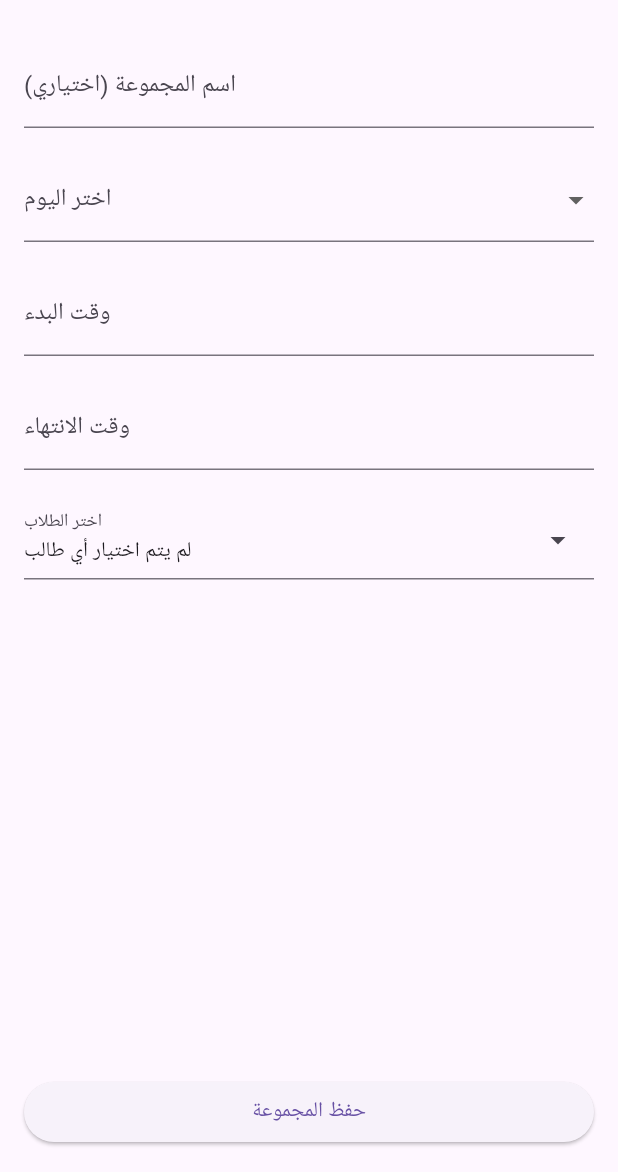
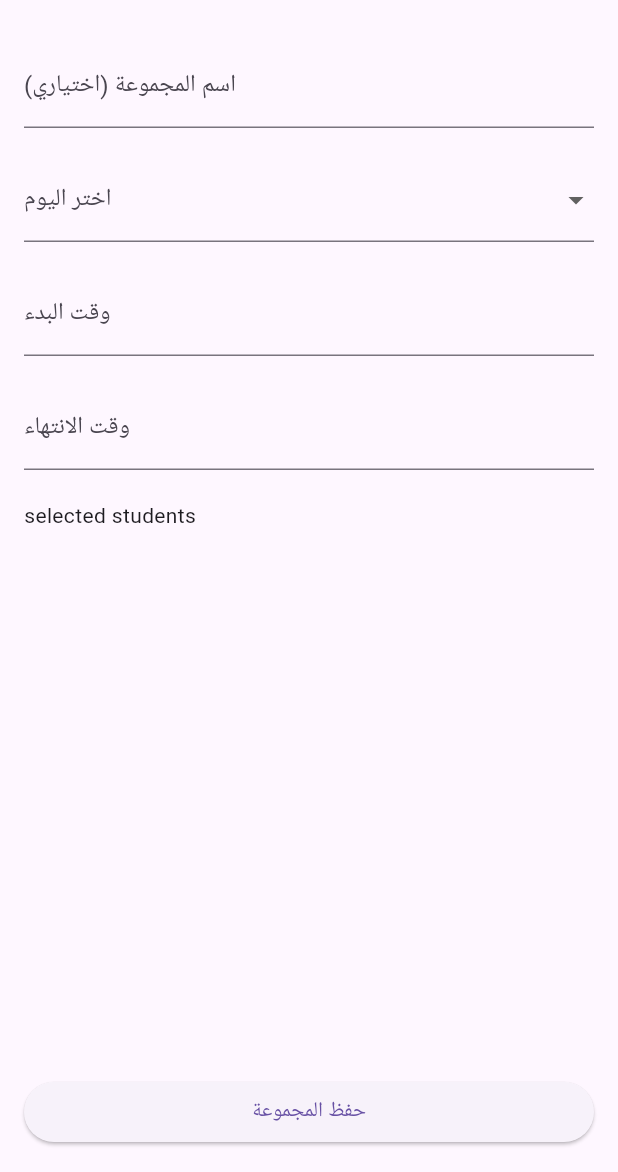
Before and after one commit to AbdoAi2025/app-Teacher, a Flutter app: the screen it shows after launch, after a tap on the "add" icon, on a phone screen of 412 x 824 dp, the part 64-1236 px from its top. Run offline on Flutter 3.47's test engine with Material 3 defaults, Android fonts, the phone set to English and light mode, and no system bars; our stand-ins replace dio, equatable, flutter_bloc, hive, hive_flutter; missing offline and left inert: talker_dio_logger; accounts and stored records are empty; network calls fail; statements that could not run were skipped.

Commit message:
commit student selection bottom sheet

```diff
--- /dev/null
+++ b/lib/bloc/students_selection/students_selection_bloc.dart
@@ -0,0 +1,62 @@
+import 'package:flutter_bloc/flutter_bloc.dart';
+import 'package:teacher_app/bloc/students_selection/students_selection_event.dart';
+import 'package:teacher_app/bloc/students_selection/students_selection_state.dart';
+import 'package:teacher_app/domain/students/add_student_use_case.dart';
+import 'package:teacher_app/domain/students/get_my_students_list_use_case.dart';
+import 'package:teacher_app/models/student_selection_model.dart';
+import 'package:teacher_app/requests/get_my_students_request.dart';
+
+class StudentsSelectionBloc
+    extends Bloc<StudentsSelectionEvent, StudentsSelectionState> {
+
+  List<StudentSelectionModel> students = [];
+
+  final AddStudentUseCase addStudentUseCase = AddStudentUseCase();
+
+  final GetMyStudentsListUseCase getMyStudentsListUseCase =
+      GetMyStudentsListUseCase();
+
+  StudentsSelectionBloc() : super(StudentsLoading()) {
+    on<LoadStudentsEvent>(_onLoadStudents);
+    on<StudentsSelectedEvent>(_onStudentsSelectedEvent);
+  }
+
+  _onStudentsSelectedEvent(StudentsSelectedEvent event, Emitter<StudentsSelectionState> emit) {
+    print("_onStudentsSelectedEvent event:${event.students.length}");
+    emit(SelectedStudents(event.students));
+  }
+
+  Future<void> _onLoadStudents(
+      LoadStudentsEvent event, Emitter<StudentsSelectionState> emit) async {
+
+    if(students.isNotEmpty ){
+      emit(StudentsLoaded(students));
+      return;
+    }
+
+    emit(StudentsLoading());
+
+    var result = GetMyStudentsRequest(hasGroups: false);
+    final studentsResult = await getMyStudentsListUseCase.execute(result);
+
+    if (studentsResult.isSuccess) {
+      var students = studentsResult.data
+              ?.map(
+                (e) => StudentSelectionModel(
+                    studentId: e.studentId ?? "",
+                    studentName: e.studentName ?? "",
+                    isSelected: false
+                ),
+              )
+              .toList() ??
+          List.empty();
+
+      this.students = students;
+      emit(StudentsLoaded(students));
+      return;
+    }
+    if (studentsResult.isError) {
+      emit(StudentsError(studentsResult.error?.toString() ?? ""));
+    }
+  }
+}
--- /dev/null
+++ b/lib/bloc/students_selection/students_selection_event.dart
@@ -0,0 +1,11 @@
+import 'package:teacher_app/models/student_selection_model.dart';
+
+
+abstract class StudentsSelectionEvent {}
+
+class LoadStudentsEvent extends StudentsSelectionEvent {}
+
+class StudentsSelectedEvent extends StudentsSelectionEvent {
+  final List<StudentSelectionModel> students;
+  StudentsSelectedEvent(this.students);
+}
--- /dev/null
+++ b/lib/bloc/students_selection/students_selection_state.dart
@@ -0,0 +1,24 @@
+import 'package:teacher_app/models/student_selection_model.dart';
+
+import '../../models/student.dart';
+
+abstract class StudentsSelectionState {}
+
+
+class StudentsLoading extends StudentsSelectionState {}
+
+class StudentsLoaded extends StudentsSelectionState {
+  final List<StudentSelectionModel> students;
+  StudentsLoaded(this.students);
+}
+
+
+class SelectedStudents extends StudentsSelectionState {
+  final List<StudentSelectionModel> students;
+  SelectedStudents(this.students);
+}
+
+class StudentsError extends StudentsSelectionState {
+  final String message;
+  StudentsError(this.message);
+}
--- a/lib/main.dart
+++ b/lib/main.dart
@@ -67,6 +67,7 @@ import 'package:flutter/material.dart';
 import 'package:flutter_bloc/flutter_bloc.dart';
 import 'package:hive_flutter/hive_flutter.dart';
 import 'package:dio/dio.dart';
+import 'package:teacher_app/bloc/students_selection/students_selection_bloc.dart';
 import 'package:teacher_app/navigation/app_routes_screens.dart';
 import 'package:teacher_app/screens/add_teacher_screen.dart';
 import 'package:teacher_app/screens/signup_screen.dart';
@@ -123,6 +124,12 @@ class MyApp extends StatelessWidget {
         BlocProvider(
           create: (context) => GroupsBloc()..add(LoadGroupsEvent()),
         ),
+
+        BlocProvider(
+          create: (context) => StudentsSelectionBloc(),
+        ),
+
+
       ],
       child: MaterialApp(
         debugShowCheckedModeBanner: false,
--- /dev/null
+++ b/lib/models/student_selection_model.dart
@@ -0,0 +1,10 @@
+class StudentSelectionModel {
+  final String studentId;
+  final String studentName;
+  late bool isSelected;
+
+  StudentSelectionModel(
+      {required this.studentId,
+      required this.studentName,
+      required this.isSelected});
+}
--- a/lib/screens/create_group_screen.dart
+++ b/lib/screens/create_group_screen.dart
@@ -128,7 +128,6 @@ class _CreateGroupScreenState extends State<CreateGroupScreen> {
   }
 }
 */
-
 
 /*import 'package:flutter/material.dart';
 import 'package:flutter_bloc/flutter_bloc.dart';
@@ -320,19 +319,23 @@ class _CreateGroupScreenState extends State<CreateGroupScreen> {
 }
 */
 
-
-
 import 'package:flutter/material.dart';
 import 'package:flutter_bloc/flutter_bloc.dart';
 import 'package:teacher_app/apimodels/student_list_item_api_model.dart';
+import 'package:teacher_app/bloc/students_selection/students_selection_bloc.dart';
+import 'package:teacher_app/bloc/students_selection/students_selection_event.dart';
+import 'package:teacher_app/bloc/students_selection/students_selection_state.dart';
 import 'package:teacher_app/domain/students/get_my_students_list_use_case.dart';
 import 'package:teacher_app/requests/get_my_students_request.dart';
+import 'package:teacher_app/widgets/student_list_selection_widget.dart';
 import '../bloc/groups/groups_bloc.dart';
 import '../bloc/groups/groups_event.dart';
 import '../models/group.dart';
 import '../models/student.dart';
 
 class CreateGroupScreen extends StatefulWidget {
+  const CreateGroupScreen({super.key});
+
   @override
   _CreateGroupScreenState createState() => _CreateGroupScreenState();
 }
@@ -342,6 +345,9 @@ class _CreateGroupScreenState extends State<CreateGroupScreen> {
   final TextEditingController _timeFromController = TextEditingController();
   final TextEditingController _timeToController = TextEditingController();
 
+  late StudentsSelectionBloc studentsSelectionBloc =
+  BlocProvider.of<StudentsSelectionBloc>(context);
+
   int? _selectedDay;
   List<Student> studentsList = [];
   List<Student> selectedStudents = [];
@@ -350,16 +356,9 @@ class _CreateGroupScreenState extends State<CreateGroupScreen> {
   @override
   void initState() {
     super.initState();
-
-    // تحميل قائمة الطلاب
-    GetMyStudentsListUseCase().execute(GetMyStudentsRequest()).then((value) {
-      setState(() {
-        studentsList = value.data?.map((s) => Student.fromJson(s.toJson())).toList() ?? [];
-      });
-    });
   }
 
-  /// ✅ **فتح `TimePicker` عند النقر على حقل الوقت**
+  /*Pickup time*/
   void _pickTime(TextEditingController controller) async {
     TimeOfDay? pickedTime = await showTimePicker(
       context: context,
@@ -373,7 +372,7 @@ class _CreateGroupScreenState extends State<CreateGroupScreen> {
     }
   }
 
-  /// ✅ **فتح `BottomSheet` لاختيار اليوم**
+  /*Select day*/
   void _selectDay() {
     showModalBottomSheet(
       context: context,
@@ -398,16 +397,30 @@ class _CreateGroupScreenState extends State<CreateGroupScreen> {
     );
   }
 
-  /// ✅ **فتح `BottomSheet` لاختيار الطلاب**
   void _selectStudents() {
+
+    studentsSelectionBloc.add(LoadStudentsEvent());
+
     showModalBottomSheet(
       context: context,
       isScrollControlled: true, // ✅ جعل `BottomSheet` قابل للتمدد
       builder: (context) {
+        return SizedBox(
+            width: double.infinity,
+            height: MediaQuery
+                .of(context)
+                .size
+                .height * 0.66,
+            child: StudentListSelectionWidget());
+
         return StatefulBuilder(
           builder: (context, setStateSheet) {
             return Container(
-              height: MediaQuery.of(context).size.height * 0.66, // ✅ جعل `BottomSheet` 2/3 الشاشة
+              height: MediaQuery
+                  .of(context)
+                  .size
+                  .height *
+                  0.66, // ✅ جعل `BottomSheet` 2/3 الشاشة
               padding: EdgeInsets.all(16.0),
               child: Column(
                 mainAxisSize: MainAxisSize.min,
@@ -431,11 +444,13 @@ class _CreateGroupScreenState extends State<CreateGroupScreen> {
                           onChanged: (bool? selected) {
                             setStateSheet(() {
                               if (selected == true) {
-                                selectedStudentsIds.add(student.id as Student);
+                                selectedStudentsIds
+                                    .add(student.id as Student);
                                 selectedStudents.add(student);
                               } else {
                                 selectedStudentsIds.remove(student.id);
-                                selectedStudents.removeWhere((s) => s.id == student.id);
+                                selectedStudents.removeWhere(
+                                        (s) => s.id == student.id);
                               }
                             });
                           },
@@ -446,7 +461,8 @@ class _CreateGroupScreenState extends State<CreateGroupScreen> {
                   SizedBox(height: 10),
                   ElevatedButton(
                     onPressed: () {
-                      setState(() {}); // ✅ تحديث `DropdownButtonFormField` بعد اختيار الطلاب
+                      setState(
+                              () {}); // ✅ تحديث `DropdownButtonFormField` بعد اختيار الطلاب
                       Navigator.pop(context);
                     },
                     child: Text("إضافة الطلاب المختارين"),
@@ -461,20 +477,19 @@ class _CreateGroupScreenState extends State<CreateGroupScreen> {
     );
   }
 
-  /// ✅ **حفظ المجموعة**
   void _saveGroup() {
-    final newGroup = Group(
-      id: "",
-      name: _nameController.text.isEmpty ? "بدون اسم" : _nameController.text,
-      studentsIds: selectedStudentsIds,
-      day: _selectedDay ?? 0, // ✅ إذا لم يُحدد اليوم، يتم ضبطه على 0
-      timeFrom: _timeFromController.text,
-      timeTo: _timeToController.text,
-      studentCount: selectedStudentsIds.length,
-    );
-
-    BlocProvider.of<GroupsBloc>(context).add(AddGroupEvent(newGroup));
-    Navigator.pop(context);
+    // final newGroup = Group(
+    //   id: "",
+    //   name: _nameController.text.isEmpty ? "بدون اسم" : _nameController.text,
+    //   studentsIds: selectedStudentsIds.map((e) => e.studentId,).toList(),
+    //   day: _selectedDay ?? 0, // ✅ إذا لم يُحدد اليوم، يتم ضبطه على 0
+    //   timeFrom: _timeFromController.text,
+    //   timeTo: _timeToController.text,
+    //   studentCount: selectedStudentsIds.length,
+    // );
+    //
+    // BlocProvider.of<GroupsBloc>(context).add(AddGroupEvent(newGroup));
+    // Navigator.pop(context);
   }
 
   @override
@@ -489,26 +504,28 @@ class _CreateGroupScreenState extends State<CreateGroupScreen> {
             children: [
               TextField(
                 controller: _nameController,
-                decoration: InputDecoration(labelText: "اسم المجموعة (اختياري)"),
+                decoration:
+                InputDecoration(labelText: "اسم المجموعة (اختياري)"),
               ),
               SizedBox(height: 20),
 
-              /// ✅ **اختيار اليوم**
+              /*select day*/
               DropdownButtonFormField<int>(
                 value: _selectedDay,
                 onChanged: (value) => setState(() => _selectedDay = value),
                 decoration: InputDecoration(labelText: "اختر اليوم"),
                 items: List.generate(
                   7,
-                      (index) => DropdownMenuItem(
-                    value: index,
-                    child: Text(_getDayName(index)),
-                  ),
+                      (index) =>
+                      DropdownMenuItem(
+                        value: index,
+                        child: Text(_getDayName(index)),
+                      ),
                 ),
               ),
               SizedBox(height: 20),
 
-              /// ✅ **اختيار وقت البدء كـ `TextField`**
+              /*select time from*/
               TextField(
                 controller: _timeFromController,
                 readOnly: true,
@@ -517,7 +534,7 @@ class _CreateGroupScreenState extends State<CreateGroupScreen> {
               ),
               SizedBox(height: 20),
 
-              /// ✅ **اختيار وقت النهاية كـ `TextField`**
+              /*Select time to*/
               TextField(
                 controller: _timeToController,
                 readOnly: true,
@@ -526,37 +543,41 @@ class _CreateGroupScreenState extends State<CreateGroupScreen> {
               ),
               SizedBox(height: 20),
 
-              /// ✅ **استخدام `GestureDetector` لاختيار الطلاب**
-              GestureDetector(
-                onTap: _selectStudents, // ✅ عند النقر، يتم فتح `BottomSheet`
-                child: InputDecorator(
-                  decoration: InputDecoration(
-                    labelText: "اختر الطلاب",
-                    suffixIcon: Icon(Icons.arrow_drop_down), // ✅ أيقونة تشير للقائمة
-                  ),
-                  child: selectedStudents.isEmpty
-                      ? Text("لم يتم اختيار أي طالب")
-                      : Wrap(
-                    children: selectedStudents
-                        .map((student) => Chip(
-                      label: Text(student.name),
-                      onDeleted: () {
-                        setState(() {
-                          selectedStudentsIds.remove(student.id);
-                          selectedStudents.remove(student);
-                        });
-                      },
-                    ))
-                        .toList(),
-                  ),
-                ),
-              ),
+              /*Selected students list*/
+              _selectedStudentsList(),
+
+              // /// ✅ **استخدام `GestureDetector` لاختيار الطلاب**
+              // GestureDetector(
+              //   onTap: _selectStudents, // ✅ عند النقر، يتم فتح `BottomSheet`
+              //   child: InputDecorator(
+              //     decoration: InputDecoration(
+              //       labelText: "اختر الطلاب",
+              //       suffixIcon: Icon(Icons.arrow_drop_down), // ✅ أيقونة تشير للقائمة
+              //     ),
+              //     child: selectedStudents.isEmpty
+              //         ? Text("لم يتم اختيار أي طالب")
+              //         : Wrap(
+              //       children: selectedStudents
+              //           .map((student) => Chip(
+              //         label: Text(student.name),
+              //         onDeleted: () {
+              //           setState(() {
+              //             selectedStudentsIds.remove(student.id);
+              //             selectedStudents.remove(student);
+              //           });
+              //         },
+              //       ))
+              //           .toList(),
+              //     ),
+              //   ),
+              // ),
 
               SizedBox(height: 40),
             ],
           ),
         ),
       ),
+
       /// ✅ **زر حفظ المجموعة في الأسفل**
       bottomNavigationBar: Padding(
         padding: const EdgeInsets.all(16.0),
@@ -570,7 +591,59 @@ class _CreateGroupScreenState extends State<CreateGroupScreen> {
 
   /// ✅ **تحويل `day` من رقم إلى اسم اليوم**
   String _getDayName(int day) {
-    const days = ["الأحد", "الإثنين", "الثلاثاء", "الأربعاء", "الخميس", "الجمعة", "السبت"];
+    const days = [
+      "الأحد",
+      "الإثنين",
+      "الثلاثاء",
+      "الأربعاء",
+      "الخميس",
+      "الجمعة",
+      "السبت"
+    ];
     return days[day % 7];
   }
+
+  _selectedStudentsList() {
+    return Column(
+      crossAxisAlignment: CrossAxisAlignment.start,
+      mainAxisSize: MainAxisSize.min,
+      children: [
+        /*Title selected students*/
+        InkWell(
+            onTap: _selectStudents,
+            child: Text("selected students")),
+
+        /*Show students list*/
+        _selectedStudentsState()
+      ],
+    );
+  }
+
+  _selectedStudentList(SelectedStudents state) {
+    var items = state.students;
+    return ListView.separated(
+        shrinkWrap: true,
+        itemBuilder: (context, index) {
+      var item = items[index];
+      return Text("selected student : ${item.studentName}");
+    },
+        separatorBuilder: (context, index) =>
+            Container(height: 1, color: Colors.red,),
+        itemCount: items.length);
+  }
+
+  _selectedStudentsState() {
+    return BlocListener<StudentsSelectionBloc, StudentsSelectionState>(
+      listener: (context, state) {},
+      child: BlocBuilder<StudentsSelectionBloc, StudentsSelectionState>(
+        builder: (context, state) {
+          print("_selectedStudentsState state:$state");
+          if (state is SelectedStudents) {
+            return _selectedStudentList(state);
+          }
+          return Container();
+        },
+      ),
+    );
+  }
 }
--- a/lib/screens/groups_screen.dart
+++ b/lib/screens/groups_screen.dart
@@ -25,8 +25,7 @@ class _GroupsScreenState extends State<GroupsScreen> {
   Widget build(BuildContext context) {
     return Scaffold(
       appBar: AppBar(title: Text("المجموعات الدراسية")),
-      body: BlocListener<GroupsBloc, GroupsState>(
-        listener: (context, state) {
+      body: BlocListener<GroupsBloc, GroupsState>(listener: (context, state) {
           if (state is GroupsError) {
             ScaffoldMessenger.of(context).showSnackBar(
               SnackBar(
@@ -40,7 +39,8 @@ class _GroupsScreenState extends State<GroupsScreen> {
           builder: (context, state) {
             if (state is GroupsLoading) {
               return Center(child: CircularProgressIndicator());
-            } else if (state is GroupsLoaded && state.groups.isNotEmpty) {
+            }
+            else if (state is GroupsLoaded && state.groups.isNotEmpty) {
               return RefreshIndicator(
                 onRefresh: () async {
                   BlocProvider.of<GroupsBloc>(context)
```
Also changed, not shown: lib/bloc/create_group/create_group_bloc.dart (added, +40 -0 lines), lib/bloc/create_group/create_groups_event.dart (added, +97 -0 lines), lib/bloc/create_group/create_groups_state.dart (added, +11 -0 lines), lib/widgets/student_list_selection_widget.dart (added, +119 -0 lines).
